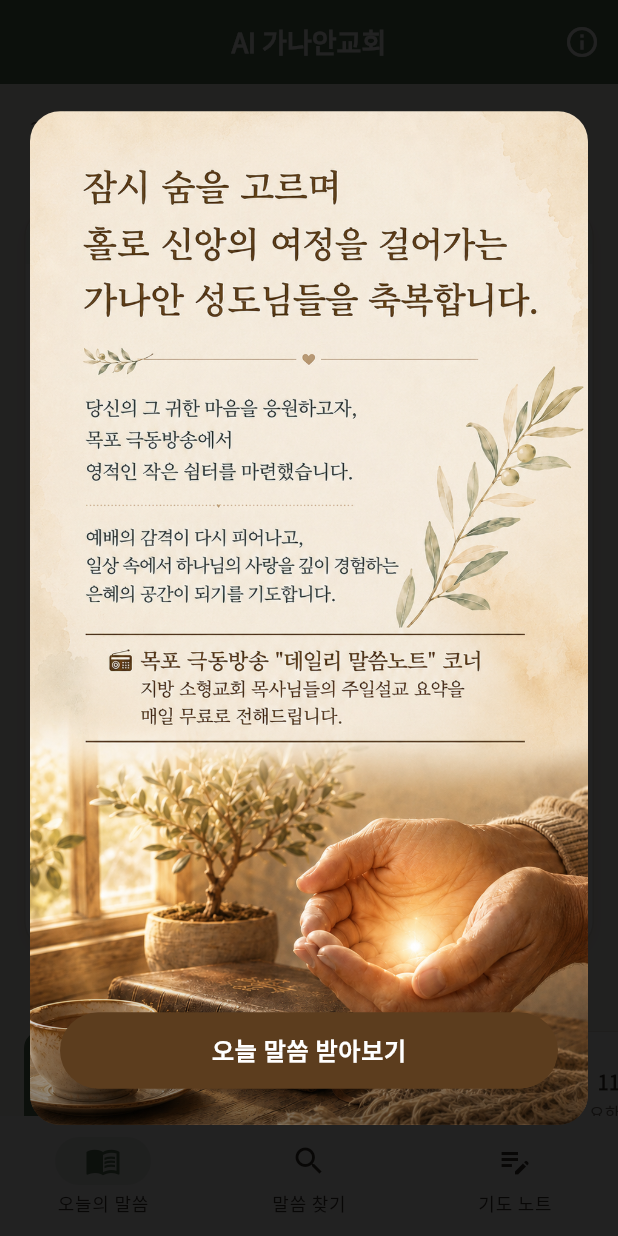
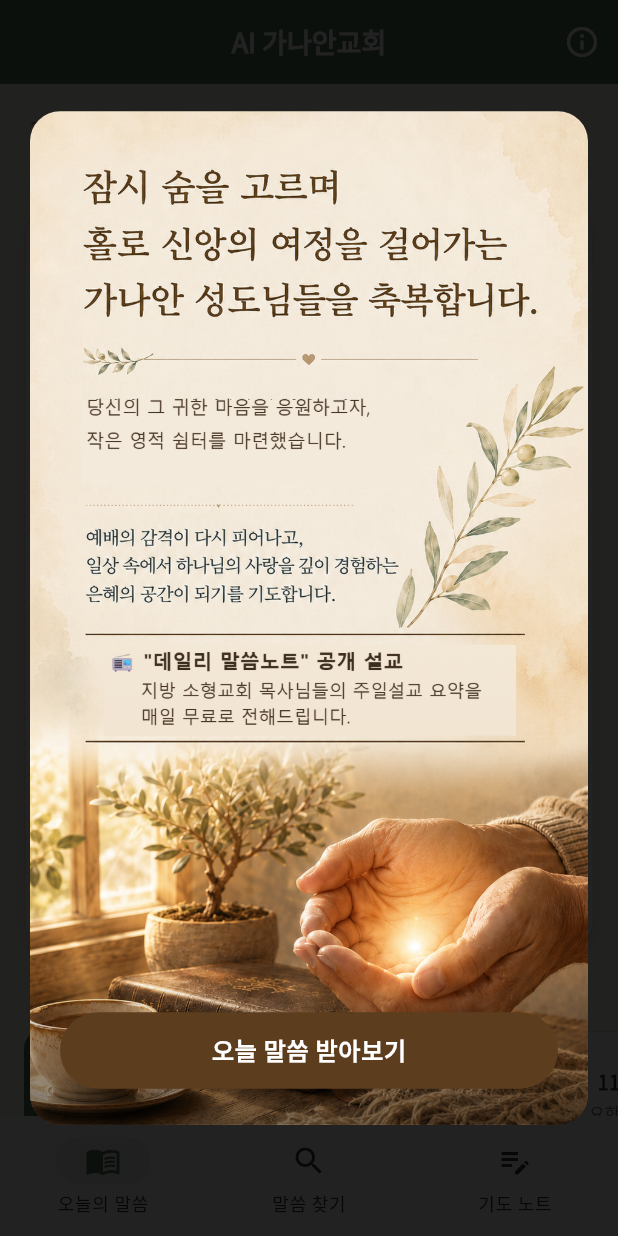
Before and after one commit to nanoset100/AI_CHURCH, a Flutter app: the screen it shows after launch, on a phone screen of 412 x 824 dp. Run offline on Flutter 3.47's test engine with Material 3 defaults, Android fonts, the phone set to English and light mode, and no system bars; our stand-ins replace audioplayers, cloud_firestore, firebase_auth, firebase_core, flutter_dotenv, flutter_riverpod and 3 more; accounts and stored records are empty.

Commit message:
feat: 극동방송 표기 삭제(데일리 말씀노트 공개 설교로 변경), 버전 2.2.2+15

```diff
--- a/lib/models/public_sermon_model.dart
+++ b/lib/models/public_sermon_model.dart
@@ -49,7 +49,7 @@ class PublicSermonModel {
           ? Map<String, String>.from(d['devotionals'] as Map)
           : const {},
       broadcastDate: (d['broadcastDate'] as Timestamp?)?.toDate() ?? DateTime.now(),
-      source:        d['source']        ?? '극동방송 데일리 말씀노트 코너',
+      source:        d['source']        ?? '데일리 말씀노트 공개 설교',
       createdAt:     (d['createdAt']    as Timestamp?)?.toDate() ?? DateTime.now(),
       audioUrl:      d['audioUrl']      as String?,
     );
--- a/lib/screens/today/today_screen.dart
+++ b/lib/screens/today/today_screen.dart
@@ -142,7 +142,7 @@ class _TodayScreenState extends State<TodayScreen> {
           Row(children: [
             Icon(Icons.radio, size: 16, color: AppTheme.primary),
             SizedBox(width: 6),
-            Text('극동방송 × 데일리 말씀노트 코너',
+            Text('데일리 말씀노트 공개 설교',
                 style: TextStyle(
                     fontSize: 13,
                     fontWeight: FontWeight.w600,
@@ -150,7 +150,7 @@ class _TodayScreenState extends State<TodayScreen> {
           ]),
           SizedBox(height: 8),
           Text(
-            '극동방송에 방영 확정된 설교를 AI가 요약해 매일 전달합니다.\n'
+            '데일리 말씀노트에 공개된 설교를 AI가 요약해 매일 전달합니다.\n'
             '강요도 없고, 권위도 없어요. 그냥 오늘 말씀 한 편.',
             style: TextStyle(
                 fontSize: 13, color: AppTheme.textMid, height: 1.6),
@@ -175,7 +175,7 @@ class _TodayScreenState extends State<TodayScreen> {
             Text(
               '당신이 교회를 떠난 이유를 묻지 않겠습니다.\n'
               '그냥 오늘 이 말씀 하나 읽어주세요.\n\n'
-              '극동방송 데일리 말씀노트 코너에서 방영 확정된\n'
+              '데일리 말씀노트에 공개된\n'
               '설교를 AI가 요약하여 매일 제공합니다.',
               style: TextStyle(color: AppTheme.textMid, height: 1.7),
             ),
--- a/lib/services/sermon_service.dart
+++ b/lib/services/sermon_service.dart
@@ -132,7 +132,7 @@ class SermonService {
         application: '오늘 가장 두렵고 걱정되는 것 하나를 하나님께 내어놓으세요. '
             '말로 기도하기 어려우면 마음속으로만 해도 충분합니다.',
         broadcastDate: date,
-        source: '극동방송 데일리 말씀노트 코너',
+        source: '데일리 말씀노트 공개 설교',
         createdAt: date,
       );
     });
--- a/lib/widgets/today_sermon_card.dart
+++ b/lib/widgets/today_sermon_card.dart
@@ -39,7 +39,7 @@ class TodaySermonCard extends StatelessWidget {
               children: [
                 const Icon(Icons.radio, size: 14, color: AppTheme.primary),
                 const SizedBox(width: 6),
-                const Text('극동방송 데일리 말씀노트',
+                const Text('데일리 말씀노트 공개 설교',
                     style: TextStyle(
                         fontSize: 12,
                         fontWeight: FontWeight.w600,
@@ -151,7 +151,7 @@ class TodaySermonCard extends StatelessWidget {
     Share.share(
       '📖 ${s.title}\n${s.bibleVerse} · ${s.pastor}\n\n'
       '${s.summary}\n\n✏️ 오늘의 적용\n${s.application}\n\n'
-      '— 극동방송 데일리 말씀노트 코너',
+      '— AI 가나안교회 · 데일리 말씀노트 공개 설교',
     );
   }
 }
--- a/pubspec.yaml
+++ b/pubspec.yaml
@@ -1,7 +1,7 @@
 name: ai_canaan_church
-description: 가나안 성도를 위한 말씀 묵상 앱 - 극동방송 AI 설교 요약으로 혼자 예배드려요
+description: 가나안 성도를 위한 말씀 묵상 앱 - 공개 설교 AI 요약으로 혼자 예배드려요
 publish_to: 'none'
-version: 2.2.1+14
+version: 2.2.2+15
 
 environment:
   sdk: '>=3.1.0 <4.0.0'
```
Also changed, not shown: assets/images/welcome_popup.png.
